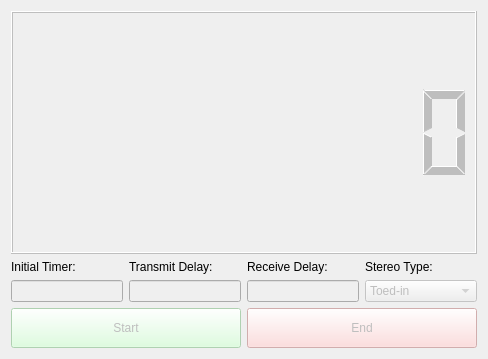
Old version of the form src/HelelaniMissionControlClient.ui in the repository PISCES-HI/helelani_client.
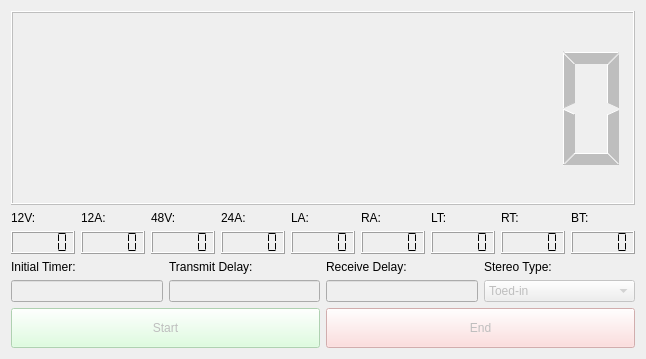
New version of the form.

Diff of the .ui file:
```diff
--- a/src/HelelaniMissionControlClient.ui
+++ b/src/HelelaniMissionControlClient.ui
@@ -24,6 +24,214 @@
      </property>
     </widget>
    </item>
+   <item>
+    <layout class="QGridLayout" name="gridLayout_2">
+     <item row="0" column="3">
+      <widget class="QLabel" name="label_8">
+       <property name="toolTip">
+        <string>24V Current</string>
+       </property>
+       <property name="text">
+        <string>24A:</string>
+       </property>
+      </widget>
+     </item>
+     <item row="1" column="4">
+      <widget class="QLCDNumber" name="ampLeft">
+       <property name="toolTip">
+        <string>Left Motor Current</string>
+       </property>
+       <property name="segmentStyle">
+        <enum>QLCDNumber::Flat</enum>
+       </property>
+      </widget>
+     </item>
+     <item row="1" column="7">
+      <widget class="QLCDNumber" name="tempRight">
+       <property name="toolTip">
+        <string>Right Motor Temperature</string>
+       </property>
+       <property name="segmentStyle">
+        <enum>QLCDNumber::Flat</enum>
+       </property>
+      </widget>
+     </item>
+     <item row="1" column="0">
+      <widget class="QLCDNumber" name="volt12">
+       <property name="sizePolicy">
+        <sizepolicy hsizetype="Minimum" vsizetype="Fixed">
+         <horstretch>0</horstretch>
+         <verstretch>0</verstretch>
+        </sizepolicy>
+       </property>
+       <property name="toolTip">
+        <string>12V Voltage</string>
+       </property>
+       <property name="segmentStyle">
+        <enum>QLCDNumber::Flat</enum>
+       </property>
+      </widget>
+     </item>
+     <item row="0" column="7">
+      <widget class="QLabel" name="label_10">
+       <property name="toolTip">
+        <string>Right Motor Temperature</string>
+       </property>
+       <property name="text">
+        <string>RT:</string>
+       </property>
+      </widget>
+     </item>
+     <item row="0" column="4">
+      <widget class="QLabel" name="label_9">
+       <property name="toolTip">
+        <string>Left Motor Current</string>
+       </property>
+       <property name="text">
+        <string>LA:</string>
+       </property>
+      </widget>
+     </item>
+     <item row="0" column="5">
+      <widget class="QLabel" name="label_12">
+       <property name="toolTip">
+        <string>Right Motor Current</string>
+       </property>
+       <property name="text">
+        <string>RA:</string>
+       </property>
+      </widget>
+     </item>
+     <item row="0" column="2">
+      <widget class="QLabel" name="label_7">
+       <property name="toolTip">
+        <string>48V Voltage</string>
+       </property>
+       <property name="text">
+        <string>48V:</string>
+       </property>
+      </widget>
+     </item>
+     <item row="1" column="3">
+      <widget class="QLCDNumber" name="amp24">
+       <property name="toolTip">
+        <string>24V Current</string>
+       </property>
+       <property name="segmentStyle">
+        <enum>QLCDNumber::Flat</enum>
+       </property>
+      </widget>
+     </item>
+     <item row="0" column="8">
+      <widget class="QLabel" name="label_11">
+       <property name="toolTip">
+        <string>Electronics Box Temperature</string>
+       </property>
+       <property name="text">
+        <string>BT:</string>
+       </property>
+      </widget>
+     </item>
+     <item row="1" column="1">
+      <widget class="QLCDNumber" name="amp12">
+       <property name="sizePolicy">
+        <sizepolicy hsizetype="Minimum" vsizetype="Fixed">
+         <horstretch>0</horstretch>
+         <verstretch>0</verstretch>
+        </sizepolicy>
+       </property>
+       <property name="toolTip">
+        <string>12V Current</string>
+       </property>
+       <property name="segmentStyle">
+        <enum>QLCDNumber::Flat</enum>
+       </property>
+      </widget>
+     </item>
+     <item row="0" column="0">
+      <widget class="QLabel" name="label_5">
+       <property name="sizePolicy">
+        <sizepolicy hsizetype="Preferred" vsizetype="Fixed">
+         <horstretch>0</horstretch>
+         <verstretch>0</verstretch>
+        </sizepolicy>
+       </property>
+       <property name="toolTip">
+        <string>12V Voltage</string>
+       </property>
+       <property name="text">
+        <string>12V:</string>
+       </property>
+      </widget>
+     </item>
+     <item row="1" column="8">
+      <widget class="QLCDNumber" name="tempBox">
+       <property name="toolTip">
+        <string>Electronics Box Temperature</string>
+       </property>
+       <property name="segmentStyle">
+        <enum>QLCDNumber::Flat</enum>
+       </property>
+      </widget>
+     </item>
+     <item row="1" column="2">
+      <widget class="QLCDNumber" name="volt48">
+       <property name="toolTip">
+        <string>48V Voltage</string>
+       </property>
+       <property name="segmentStyle">
+        <enum>QLCDNumber::Flat</enum>
+       </property>
+      </widget>
+     </item>
+     <item row="0" column="1">
+      <widget class="QLabel" name="label_6">
+       <property name="sizePolicy">
+        <sizepolicy hsizetype="Preferred" vsizetype="Fixed">
+         <horstretch>0</horstretch>
+         <verstretch>0</verstretch>
+        </sizepolicy>
+       </property>
+       <property name="toolTip">
+        <string>12V Current</string>
+       </property>
+       <property name="text">
+        <string>12A:</string>
+       </property>
+      </widget>
+     </item>
+     <item row="0" column="6">
+      <widget class="QLabel" name="label_13">
+       <property name="toolTip">
+        <string>Left Motor Temperature</string>
+       </property>
+       <property name="text">
+        <string>LT:</string>
+       </property>
+      </widget>
+     </item>
+     <item row="1" column="5">
+      <widget class="QLCDNumber" name="ampRight">
+       <property name="toolTip">
+        <string>Right Motor Current</string>
+       </property>
+       <property name="segmentStyle">
+        <enum>QLCDNumber::Flat</enum>
+       </property>
+      </widget>
+     </item>
+     <item row="1" column="6">
+      <widget class="QLCDNumber" name="tempLeft">
+       <property name="toolTip">
+        <string>Left Motor Temperature</string>
+       </property>
+       <property name="segmentStyle">
+        <enum>QLCDNumber::Flat</enum>
+       </property>
+      </widget>
+     </item>
+    </layout>
+   </item>
    <item>
     <layout class="QGridLayout" name="gridLayout">
      <item row="0" column="3">
```
Left out of the diff: 3 changed lines with no effect on the pictures.
